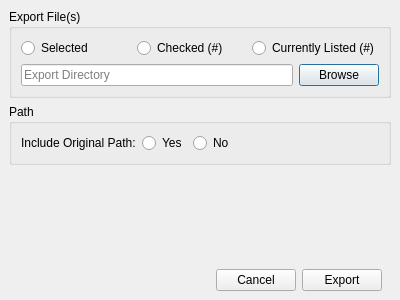
pjrinaldi/wombatforensics, file exportdialog.ui: the form before one commit.
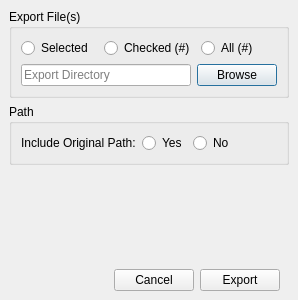
The form after the commit.

Commit message: dig deeper works. updated export dialogs to be All instead of Currently Listed

Patch:
```diff
--- a/exportdialog.ui
+++ b/exportdialog.ui
@@ -9,7 +9,7 @@
    <rect>
     <x>0</x>
     <y>0</y>
-    <width>400</width>
+    <width>298</width>
     <height>300</height>
    </rect>
   </property>
@@ -80,7 +80,7 @@
           <item>
            <widget class="QRadioButton" name="listedFileRadioButton">
             <property name="text">
-             <string>Currently Listed (#)</string>
+             <string>All (#)</string>
             </property>
             <attribute name="buttonGroup">
                 <string notr="true">exportButtonGroup</string>
```
Left out of the diff: 2 changed lines with no effect on the pictures. Lines whose indentation alone changed are shown as unchanged. The commit also changes 7 other files.
